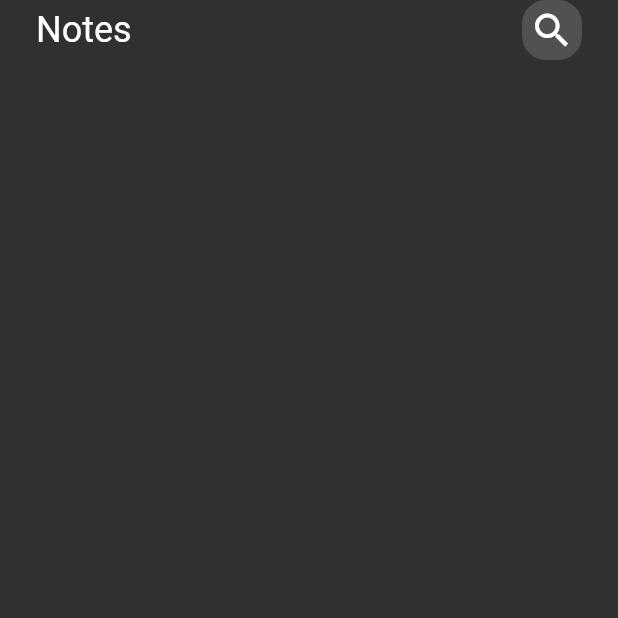
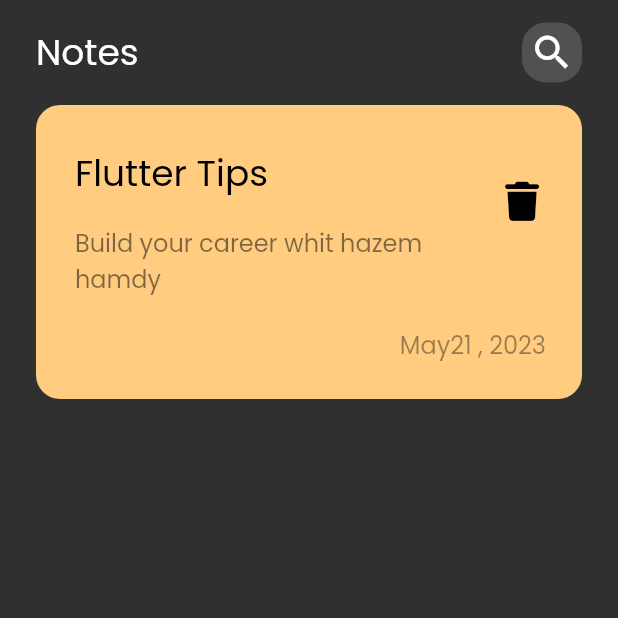
Before and after one commit to HazemHamdy7/note_app_hive, a Flutter app: the screen it shows after launch, on a phone screen of 412 x 824 dp, the top half of it. Run offline on Flutter 3.47's test engine with Material 2 defaults, Android fonts, the phone set to English and light mode, and no system bars; our stand-ins replace font_awesome_flutter.

Commit message:
cerate custom note item

```diff
--- a/lib/Screens/Home/widgets/notes_view_body.dart
+++ /dev/null
@@ -1,16 +0,0 @@
-import 'package:flutter/material.dart';
-
-import '../../widgets/custom_app_bar.dart';
-
-class NotesViewBody extends StatelessWidget {
-  const NotesViewBody({super.key});
-
-  @override
-  Widget build(BuildContext context) {
-    return Column(
-      children: const [
-        CustomAppBar(),
-      ],
-    );
-  }
-}
--- a/lib/Screens/Home/notes-app.dart
+++ b/lib/Screens/homePage/Home/notes-app.dart
@@ -1,6 +1,5 @@
 import 'package:flutter/material.dart';
-
-import '../widgets/notes_view_body.dart';
+import 'package:note_app_hive/Screens/homePage/widgets/notes_view_body.dart';
 
 class NotesApp extends StatelessWidget {
   const NotesApp({super.key});
--- /dev/null
+++ b/lib/Screens/homePage/widgets/custom_app_bar.dart
@@ -0,0 +1,21 @@
+import 'package:flutter/material.dart';
+
+import 'custom_icon_app_bar.dart';
+
+class CustomAppBar extends StatelessWidget {
+  const CustomAppBar({super.key});
+
+  @override
+  Widget build(BuildContext context) {
+    return Padding(
+      padding: const EdgeInsets.symmetric(vertical: 15),
+      child: Row(
+        children: const [
+          Text('Notes', style: TextStyle(fontSize: 24)),
+          Spacer(),
+          CustomSearchIcon(),
+        ],
+      ),
+    );
+  }
+}
--- /dev/null
+++ b/lib/Screens/homePage/widgets/custom_note_item.dart
@@ -0,0 +1,47 @@
+import 'package:flutter/material.dart';
+import 'package:font_awesome_flutter/font_awesome_flutter.dart';
+
+class NotesItem extends StatelessWidget {
+  const NotesItem({super.key});
+
+  @override
+  Widget build(BuildContext context) {
+    return Container(
+      padding: const EdgeInsets.only(top: 24, bottom: 24, left: 10),
+      decoration: BoxDecoration(
+        borderRadius: BorderRadius.circular(16),
+        color: const Color(0xffFFCC80),
+      ),
+      child: Column(
+        crossAxisAlignment: CrossAxisAlignment.end,
+        children: [
+          ListTile(
+              // contentPadding: EdgeInsets.all(0),
+              title: const Text('Flutter Tips',
+                  style: TextStyle(color: Colors.black, fontSize: 24)),
+              subtitle: Padding(
+                padding: const EdgeInsets.only(top: 16, bottom: 16),
+                child: Text('Build your career whit hazem hamdy',
+                    style: TextStyle(
+                        color: Colors.black.withOpacity(0.5), fontSize: 16)),
+              ),
+              trailing: IconButton(
+                  onPressed: () {},
+                  icon: const Icon(
+                    FontAwesomeIcons.trash,
+                    color: Colors.black,
+                    size: 26,
+                  ))),
+          Padding(
+            padding: const EdgeInsets.only(right: 24),
+            child: Text('May21 , 2023',
+                style: TextStyle(
+                    // fontWeight: FontWeight.bold,
+                    color: Colors.black.withOpacity(0.4),
+                    fontSize: 16)),
+          ),
+        ],
+      ),
+    );
+  }
+}
--- a/lib/Screens/widgets/notes_view_body.dart
+++ b/lib/Screens/homePage/widgets/notes_view_body.dart
@@ -1,6 +1,8 @@
 import 'package:flutter/material.dart';
+import 'package:font_awesome_flutter/font_awesome_flutter.dart';
+import 'package:note_app_hive/Screens/homePage/widgets/custom_app_bar.dart';
 
-import 'custom_app_bar.dart';
+import 'custom_note_item.dart';
 
 class NotesViewBody extends StatelessWidget {
   const NotesViewBody({super.key});
@@ -12,6 +14,7 @@ class NotesViewBody extends StatelessWidget {
       child: Column(
         children: const [
           CustomAppBar(),
+          NotesItem(),
         ],
       ),
     );
--- a/lib/Screens/widgets/custom_app_bar.dart
+++ /dev/null
@@ -1,19 +0,0 @@
-import 'package:flutter/material.dart';
-
-import 'custom_icon_app_bar.dart';
-
-class CustomAppBar extends StatelessWidget {
-  const CustomAppBar({super.key});
-
-  @override
-  Widget build(BuildContext context) {
-    return Row(
-      // mainAxisAlignment: MainAxisAlignment.spaceBetween,
-      children: const [
-        Text('Notes', style: TextStyle(fontSize: 24)),
-        Spacer(),
-        CustomSearchIcon(),
-      ],
-    );
-  }
-}
--- a/lib/main.dart
+++ b/lib/main.dart
@@ -1,6 +1,6 @@
 import 'package:flutter/material.dart';
 
-import 'Screens/Home/notes-app.dart';
+import 'Screens/homePage/Home/notes-app.dart';
 
 void main() {
   runApp(const MyApp());
@@ -13,8 +13,8 @@ class MyApp extends StatelessWidget {
   Widget build(BuildContext context) {
     return MaterialApp(
         debugShowCheckedModeBanner: false,
-        title: 'Flutter Demo',
-        theme: ThemeData.dark(),
+        title: 'Notes App',
+        theme: ThemeData(fontFamily: 'Poppins', brightness: Brightness.dark),
         home: const NotesApp());
   }
 }
```
Also changed, not shown: pubspec.yaml (+7 -9 lines), assets/fonts/Poppins-Regular.ttf (added), lib/Screens/homePage/widgets/custom_icon_app_bar.dart (renamed from lib/Screens/widgets/custom_icon_app_bar.dart), pubspec.lock.
